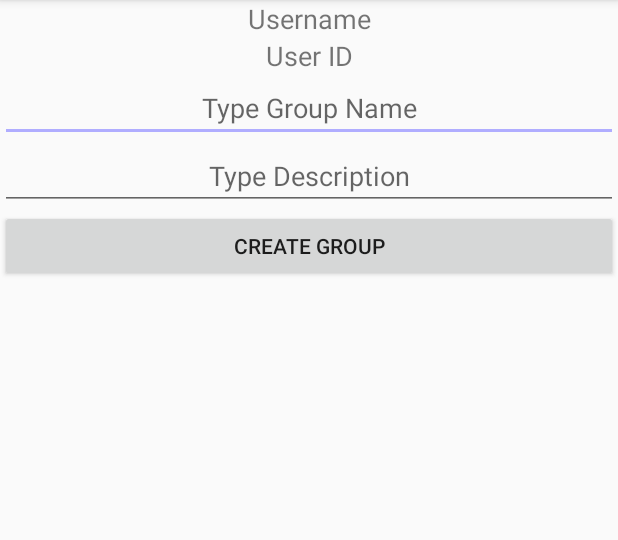
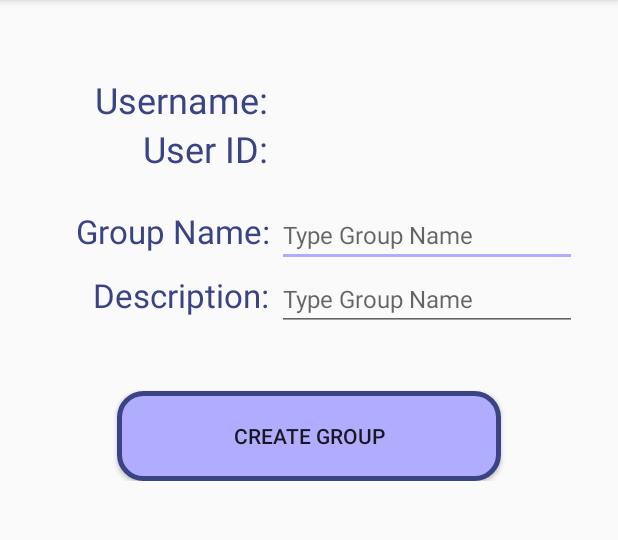
Before and after one commit to SoftwareEngineeringOwlsTeam/SEOwlsTeam, an Android app: the GroupCreator screen opened directly, with no data from a screen before it, on a phone screen of 412 x 824 dp, the part 84-624 px from its top. Run offline under Robolectric (Android 15) with nearby library versions, the phone set to English and light mode, and no system bars; Roboto replaces fonts that are not available here; 2 statements that could not run were skipped.

Commit message:
Fixed Create group
Made create group much nicer looking

```diff
--- a/app/src/main/java/com/example/user/treasurehunter/GroupCreator.java
+++ b/app/src/main/java/com/example/user/treasurehunter/GroupCreator.java
@@ -30,8 +30,8 @@ public class GroupCreator extends AppCompatActivity
         setContentView(R.layout.activity_group_creator);
         tvUsername = findViewById(R.id.tvUsername);
         tvUserID = findViewById(R.id.tvUserID);
-        tvUsername.setText("Admin Name: " + currentActiveUser.getUserName());
-        tvUserID.setText("Admin ID: " + currentActiveUser.getUserID());
+        tvUsername.setText(currentActiveUser.getUserName());
+        tvUserID.setText(currentActiveUser.getUserID());
     }
 
     /**
--- a/app/src/main/res/layout/activity_group_creator.xml
+++ b/app/src/main/res/layout/activity_group_creator.xml
@@ -10,52 +10,126 @@
         android:layout_width="match_parent"
         android:layout_height="match_parent">
 
-        <LinearLayout
+        <android.support.constraint.ConstraintLayout
             android:layout_width="match_parent"
             android:layout_height="wrap_content"
-            android:orientation="vertical" >
+            android:orientation="vertical">
+
+
+            <TableLayout
+                android:id="@+id/tableLayout2"
+                android:layout_width="0dp"
+                android:layout_height="wrap_content"
+                app:layout_constraintEnd_toEndOf="parent"
+                app:layout_constraintStart_toStartOf="parent"
+                app:layout_constraintTop_toTopOf="parent">
+
+                <TableRow
+
+                    android:layout_marginTop="50dp">
+
+                    <TextView
+                        android:layout_width="wrap_content"
+                        android:layout_height="wrap_content"
+                        android:layout_marginLeft="50dp"
+                        android:text="Username: "
+                        android:textAlignment="textEnd"
+                        android:textColor="@color/colorPrimary"
+                        android:textSize="24sp" />
 
                     <TextView
                         android:id="@+id/tvUsername"
-                android:layout_width="match_parent"
+                        android:layout_width="wrap_content"
                         android:layout_height="wrap_content"
-                android:text="Username"
-                android:textAlignment="center"
-                android:textSize="18sp" />
+                        android:textColor="@color/colorPrimary"
+                        android:textSize="24dp"
+                        android:textStyle="bold" />
+                </TableRow>
+
+                <TableRow android:layout_width="match_parent">
+
+                    <TextView
+                        android:layout_width="wrap_content"
+                        android:layout_height="wrap_content"
+                        android:layout_marginLeft="50dp"
+                        android:text="User ID: "
+                        android:textAlignment="textEnd"
+                        android:textColor="@color/colorPrimary"
+                        android:textSize="24sp" />
 
                     <TextView
                         android:id="@+id/tvUserID"
-                android:layout_width="match_parent"
+                        android:textColor="@color/colorPrimary"
+                        android:textSize="24sp"
+                        android:textStyle="bold"
+
+                        />
+                </TableRow>
+
+
+                <TableRow android:paddingTop="20dp">
+
+                    <TextView
+                        android:layout_width="wrap_content"
                         android:layout_height="wrap_content"
-                android:text="User ID"
-                android:textAlignment="center"
-                android:textSize="18sp" />
+                        android:layout_marginLeft="50dp"
+                        android:text="Group Name: "
+                        android:textAlignment="textEnd"
+                        android:textColor="@color/colorPrimary"
+                        android:textSize="22sp" />
 
                     <EditText
                         android:id="@+id/etTitle"
-                android:layout_width="match_parent"
+                        android:layout_width="200dp"
                         android:layout_height="wrap_content"
                         android:ems="10"
                         android:hint="Type Group Name"
                         android:inputType="textPersonName"
-                android:textAlignment="center" />
+                        android:textColor="@color/colorPrimary"
+                        android:textSize="16dp" />
+                </TableRow>
+
+                <TableRow>
+
+                    <TextView
+                        android:layout_width="wrap_content"
+                        android:layout_height="wrap_content"
+                        android:layout_marginLeft="50dp"
+                        android:text="Description: "
+                        android:textAlignment="textEnd"
+                        android:textColor="@color/colorPrimary"
+                        android:textSize="22sp" />
 
                     <EditText
+
                         android:id="@+id/etDescription"
-                android:layout_width="match_parent"
+                        android:layout_width="200dp"
                         android:layout_height="wrap_content"
                         android:ems="10"
-                android:hint="Type Description"
+                        android:hint="Type Group Name"
                         android:inputType="textPersonName"
-                android:textAlignment="center" />
+                        android:textAlignment="textStart"
+                        android:textColor="@color/colorPrimary"
+                        android:textSize="16dp" />
+
+                </TableRow>
+            </TableLayout>
 
             <Button
                 android:id="@+id/buCreateGroup"
-                android:layout_width="match_parent"
+                android:layout_width="256dp"
                 android:layout_height="wrap_content"
+
+                android:layout_marginTop="40dp"
+                android:background="@drawable/buttonshape"
+                android:onClick="createGroup"
                 android:text="Create Group"
-                android:onClick="createGroup"/>
-        </LinearLayout>
+                app:layout_constraintEnd_toEndOf="parent"
+                app:layout_constraintStart_toStartOf="parent"
+                app:layout_constraintTop_toBottomOf="@+id/tableLayout2" />
+
+        </android.support.constraint.ConstraintLayout>
+
     </ScrollView>
 
 </android.support.constraint.ConstraintLayout>
--- a/app/src/main/res/layout/activity_main.xml
+++ b/app/src/main/res/layout/activity_main.xml
@@ -223,11 +223,6 @@
             </TableLayout>
 
 
-
-
-
-
-
         </LinearLayout>
 
     </ScrollView>
```
Lines whose indentation alone changed are shown as unchanged.
